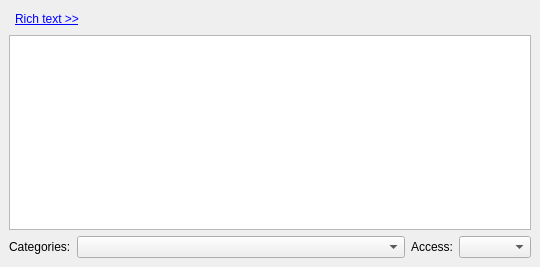
The window that incidenceeditors/incidenceeditor-ng/eventortodomoremobile.ui (chusopr/kdepim-ktimetracker-akonadi) describes before a commit, drawn with Qt 5.
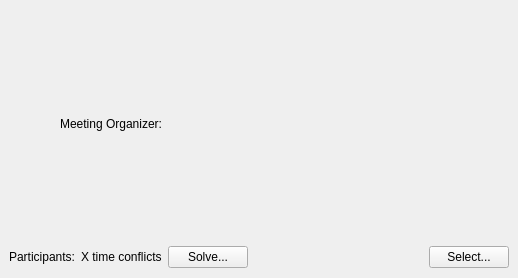
The same window after the commit. Custom widgets are drawn as their Qt base class.

Commit message: Prepare Attendee widget and controller for mobile UI

The edit to the form file:
```diff
--- a/incidenceeditors/incidenceeditor-ng/eventortodomoremobile.ui
+++ b/incidenceeditors/incidenceeditor-ng/eventortodomoremobile.ui
@@ -6,15 +6,15 @@
    <rect>
     <x>0</x>
     <y>0</y>
-    <width>540</width>
-    <height>267</height>
+    <width>518</width>
+    <height>278</height>
    </rect>
   </property>
   <property name="windowTitle">
    <string>StackedWidget</string>
   </property>
   <property name="currentIndex">
-   <number>0</number>
+   <number>1</number>
   </property>
   <widget class="QWidget" name="page">
    <layout class="QGridLayout" name="gridLayout_3">
@@ -124,27 +124,65 @@
     </item>
    </layout>
   </widget>
-  <widget class="QWidget" name="page">
-   <layout class="QVBoxLayout" name="verticalLayout_3">
-    <item>
-     <widget class="QLabel" name="label_2">
+  <widget class="QWidget" name="mAttendeeWidget">
+   <layout class="QGridLayout" name="gridLayout">
+    <item row="0" column="0" colspan="2">
+     <widget class="QLabel" name="label_3">
       <property name="text">
-       <string>Attendees</string>
+       <string>Meeting Organizer:</string>
       </property>
+      <property name="alignment">
+       <set>Qt::AlignRight|Qt::AlignTrailing|Qt::AlignVCenter</set>
+      </property>
      </widget>
     </item>
-    <item>
-     <spacer name="verticalSpacer_4">
-      <property name="orientation">
-       <enum>Qt::Vertical</enum>
+    <item row="1" column="0">
+     <widget class="QLabel" name="label_5">
+      <property name="text">
+       <string>Participants:</string>
       </property>
-      <property name="sizeHint" stdset="0">
-       <size>
-        <width>20</width>
-        <height>267</height>
-       </size>
+      <property name="alignment">
+       <set>Qt::AlignRight|Qt::AlignTrailing|Qt::AlignVCenter</set>
       </property>
-     </spacer>
+     </widget>
+    </item>
+    <item row="1" column="1">
+     <widget class="QLabel" name="mConflictsLabel">
+      <property name="text">
+       <string>X time conflicts</string>
+      </property>
+     </widget>
+    </item>
+    <item row="1" column="2">
+     <layout class="QHBoxLayout" name="horizontalLayout_7">
+      <item>
+       <widget class="QPushButton" name="mSolveButton">
+        <property name="text">
+         <string>Solve...</string>
+        </property>
+       </widget>
+      </item>
+      <item>
+       <spacer name="horizontalSpacer_5">
+        <property name="orientation">
+         <enum>Qt::Horizontal</enum>
+        </property>
+        <property name="sizeHint" stdset="0">
+         <size>
+          <width>258</width>
+          <height>24</height>
+         </size>
+        </property>
+       </spacer>
+      </item>
+      <item>
+       <widget class="QPushButton" name="mSelectButton">
+        <property name="text">
+         <string>Select...</string>
+        </property>
+       </widget>
+      </item>
+     </layout>
     </item>
    </layout>
   </widget>
```
The commit also changes 4 other files.
